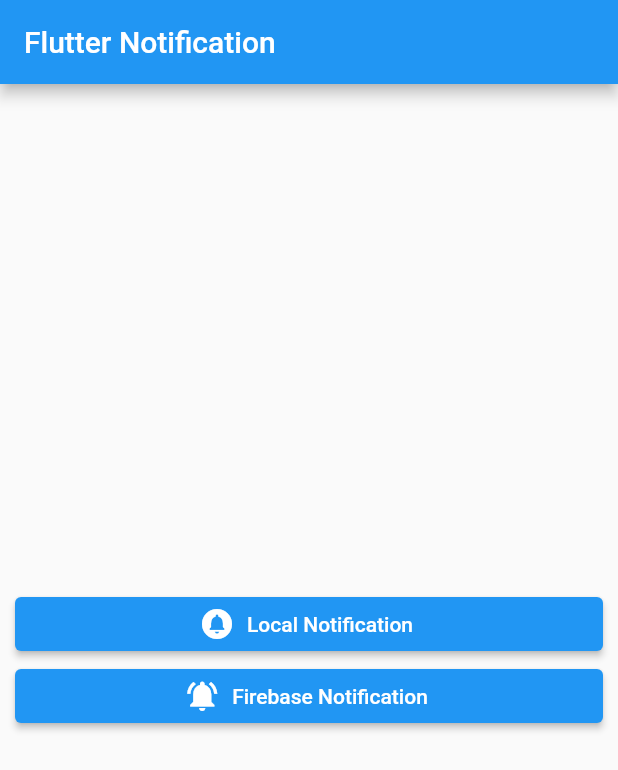
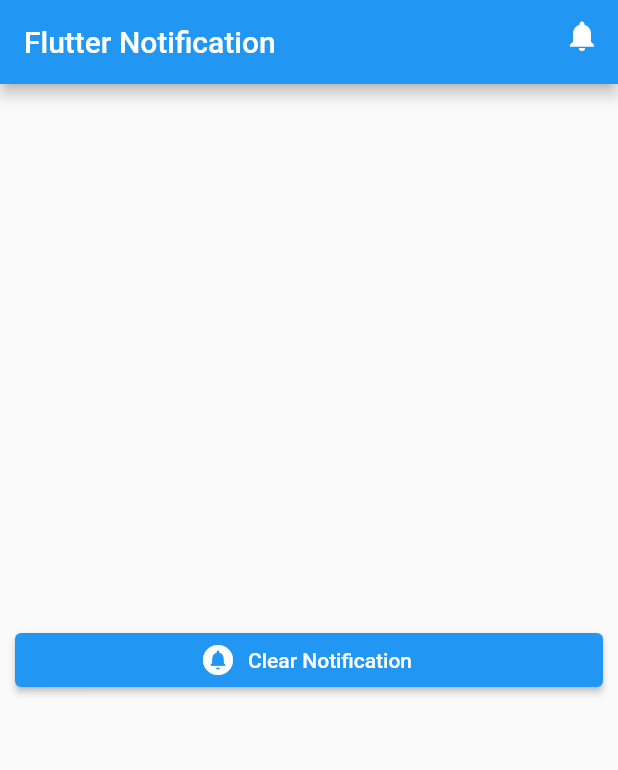
Before and after one commit to ruhulmath08/flutter_firebase_notification, a Flutter app: the screen it shows after launch, on a phone screen of 412 x 824 dp. Shown: the top 770 px of the screen. Run offline on Flutter 3.47's test engine with Material 2 defaults, Android fonts, the phone set to English and light mode, and no system bars; our stand-ins replace awesome_notifications, firebase_core, firebase_messaging; accounts and stored records are empty.

Commit message:
add topic in push_notification

```diff
--- /dev/null
+++ b/lib/model/notification_model.dart
@@ -0,0 +1,9 @@
+class NotificationModel {
+  late String title;
+  late String body;
+
+  NotificationModel(
+    this.title,
+    this.body,
+  );
+}
--- a/lib/screens/home_screen/home_screen.dart
+++ b/lib/screens/home_screen/home_screen.dart
@@ -1,6 +1,8 @@
 import 'package:awesome_notifications/awesome_notifications.dart';
+import 'package:firebase_messaging/firebase_messaging.dart';
 import 'package:flutter/material.dart';
-import 'package:flutter_firebase_notification/screens/details_screen/details_screen.dart';
+import 'package:flutter_firebase_notification/model/notification_model.dart';
+import 'package:flutter_firebase_notification/screens/notification_details_screen/notification_details_screen.dart';
 
 class MyHomePage extends StatefulWidget {
   MyHomePage({Key? key, required this.title}) : super(key: key);
@@ -12,13 +14,82 @@ class MyHomePage extends StatefulWidget {
 }
 
 class _MyHomePageState extends State<MyHomePage> {
+  late FirebaseMessaging messaging;
+  List<NotificationModel> notifications = [];
+
+  @override
+  void initState() {
+    super.initState();
+    messaging = FirebaseMessaging.instance;
+    messaging.subscribeToTopic('global');
+    messaging.getToken().then((value) => print('Token: $value'));
+
+    FirebaseMessaging.onMessage.listen((RemoteMessage message) {
+      NotificationModel notificationModel = NotificationModel('', '');
+      notificationModel.title = message.notification!.title.toString();
+      notificationModel.body = message.notification!.body.toString();
+      setState(() {
+        notifications.add(notificationModel);
+      });
+    });
+
+    FirebaseMessaging.onMessageOpenedApp.listen((message) {
+      notify(message);
+    });
+  }
+
   @override
   Widget build(BuildContext context) {
-    //
-
     return Scaffold(
       appBar: AppBar(
         title: Text(widget.title),
+        actions: [
+          InkWell(
+            onTap: () {
+              Navigator.of(context).push(
+                MaterialPageRoute(
+                  builder: (context) => NotificationDetailsPage(
+                    title: 'Notifications',
+                    notifications: notifications,
+                  ),
+                ),
+              );
+            },
+            child: Stack(
+              children: [
+                IconButton(
+                  onPressed: () {},
+                  icon: Icon(Icons.notifications),
+                ),
+                notifications.length != 0
+                    ? Positioned(
+                        right: 10,
+                        top: 7,
+                        child: Container(
+                          padding: EdgeInsets.all(3),
+                          decoration: new BoxDecoration(
+                            color: Colors.red,
+                            borderRadius: BorderRadius.circular(50),
+                          ),
+                          constraints: BoxConstraints(
+                            minWidth: 20,
+                            minHeight: 20,
+                          ),
+                          child: Text(
+                            notifications.length.toString(),
+                            style: TextStyle(
+                              color: Colors.white,
+                              fontSize: 12,
+                            ),
+                            textAlign: TextAlign.center,
+                          ),
+                        ),
+                      )
+                    : Container(),
+              ],
+            ),
+          ),
+        ],
       ),
       body: Padding(
         padding: const EdgeInsets.all(10.0),
@@ -30,25 +101,12 @@ class _MyHomePageState extends State<MyHomePage> {
                 width: double.infinity,
                 child: ElevatedButton.icon(
                   onPressed: () {
-                    notify();
-                    AwesomeNotifications().actionStream.listen((receivedNotifications) {
-                      Navigator.of(context).push(
-                        MaterialPageRoute(
-                          builder: (context) => DetailsPage(title: 'Details Page'),
-                        ),
-                      );
+                    setState(() {
+                      notifications.length = 0;
                     });
                   },
                   icon: Icon(Icons.circle_notifications),
-                  label: Text('Local Notification'),
-                ),
-              ),
-              SizedBox(
-                width: double.infinity,
-                child: ElevatedButton.icon(
-                  onPressed: () {},
-                  icon: Icon(Icons.notifications_active),
-                  label: Text('Firebase Notification'),
+                  label: Text('Clear Notification'),
                 ),
               ),
             ],
@@ -59,21 +117,15 @@ class _MyHomePageState extends State<MyHomePage> {
   }
 }
 
-void notify() async {
-  String timezone = await AwesomeNotifications().getLocalTimeZoneIdentifier();
+void notify(RemoteMessage message) async {
   await AwesomeNotifications().createNotification(
     content: NotificationContent(
       id: 1,
       channelKey: 'key1',
-      title: 'This is notification title',
-      body: 'This is notification body. Details about notification',
+      title: message.notification!.title,
+      body: message.notification!.body,
       bigPicture: 'https://i.morioh.com/2019/11/17/3936d3badf8c.jpg',
       notificationLayout: NotificationLayout.BigPicture,
     ),
-    schedule: NotificationInterval(
-      interval: 5,
-      timeZone: timezone,
-      repeats: false,
-    ),
   );
 }
--- a/pubspec.yaml
+++ b/pubspec.yaml
@@ -31,6 +31,7 @@ dependencies:
   awesome_notifications: ^0.0.6+9
   firebase_core: ^1.3.0
   firebase_messaging: ^10.0.2
+  firebase_analytics: ^8.1.2
 
 dev_dependencies:
   flutter_test:
```
Also changed, not shown: lib/main.dart (+4 -5 lines), lib/screens/details_screen/details_screen.dart (deleted, +0 -22 lines), lib/screens/notification_details_screen/notification_details_screen.dart (added, +46 -0 lines), pubspec.lock.
